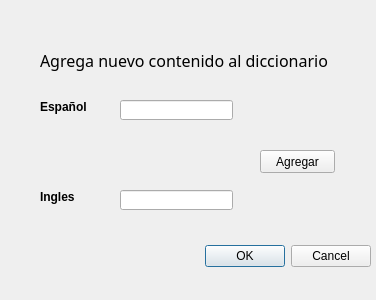
jhonyagus/ProyectoEstructuraDeDatos, file Proyecto 3 Parcial/Grafica/Proyecto20/agregar.ui: the form before one commit.
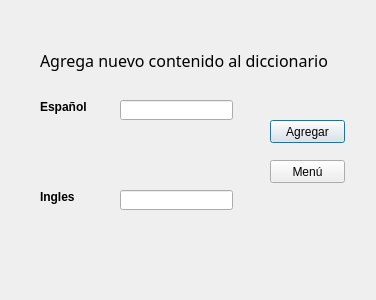
The form after the commit.

```diff
--- a/Proyecto 3 Parcial/Grafica/Proyecto20/agregar.ui
+++ b/Proyecto 3 Parcial/Grafica/Proyecto20/agregar.ui
@@ -13,22 +13,6 @@
   <property name="windowTitle">
    <string>Dialog</string>
   </property>
-  <widget class="QDialogButtonBox" name="buttonBox">
-   <property name="geometry">
-    <rect>
-     <x>30</x>
-     <y>240</y>
-     <width>341</width>
-     <height>32</height>
-    </rect>
-   </property>
-   <property name="orientation">
-    <enum>Qt::Horizontal</enum>
-   </property>
-   <property name="standardButtons">
-    <set>QDialogButtonBox::Cancel|QDialogButtonBox::Ok</set>
-   </property>
-  </widget>
   <widget class="QLabel" name="label">
    <property name="geometry">
     <rect>
@@ -113,8 +97,8 @@
   <widget class="QPushButton" name="pushButton">
    <property name="geometry">
     <rect>
-     <x>260</x>
-     <y>150</y>
+     <x>270</x>
+     <y>120</y>
      <width>75</width>
      <height>23</height>
     </rect>
@@ -123,6 +107,19 @@
     <string>Agregar</string>
    </property>
   </widget>
+  <widget class="QPushButton" name="pushButton_2">
+   <property name="geometry">
+    <rect>
+     <x>270</x>
+     <y>160</y>
+     <width>75</width>
+     <height>23</height>
+    </rect>
+   </property>
+   <property name="text">
+    <string>Menú</string>
+   </property>
+  </widget>
  </widget>
  <resources/>
  <connections>
```
Left out of the diff: 35 changed lines with no effect on the pictures.
